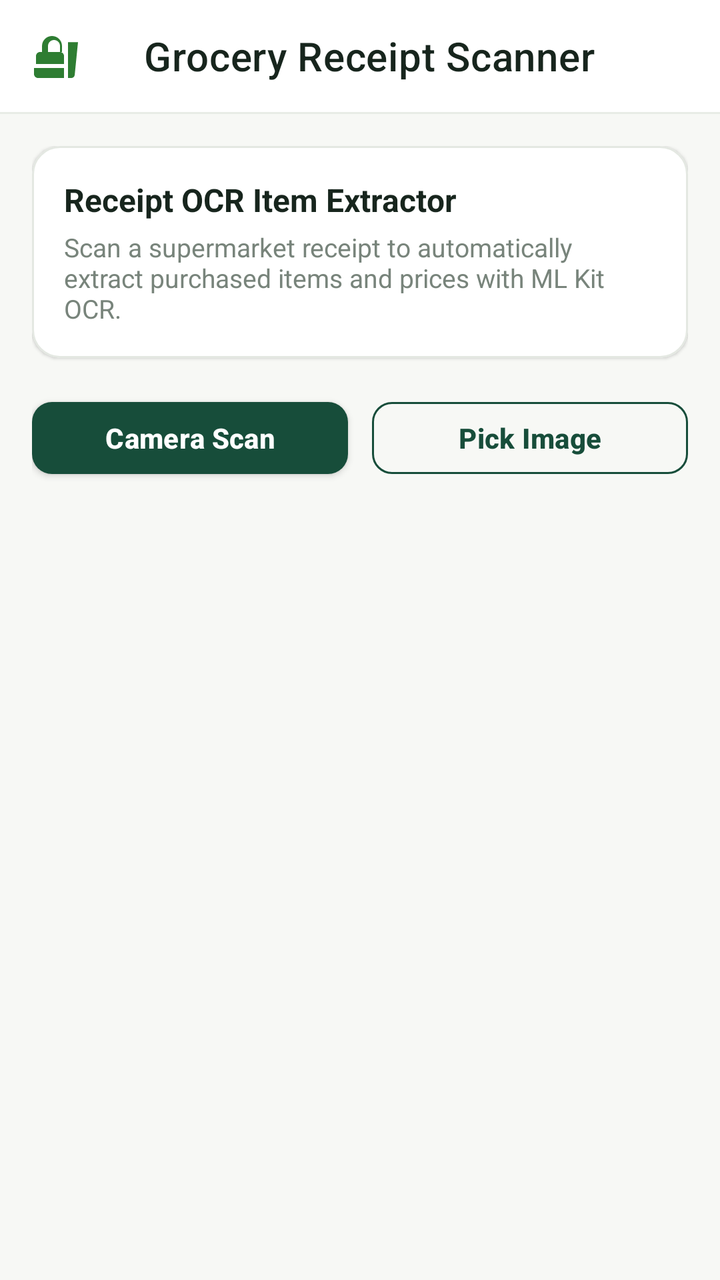
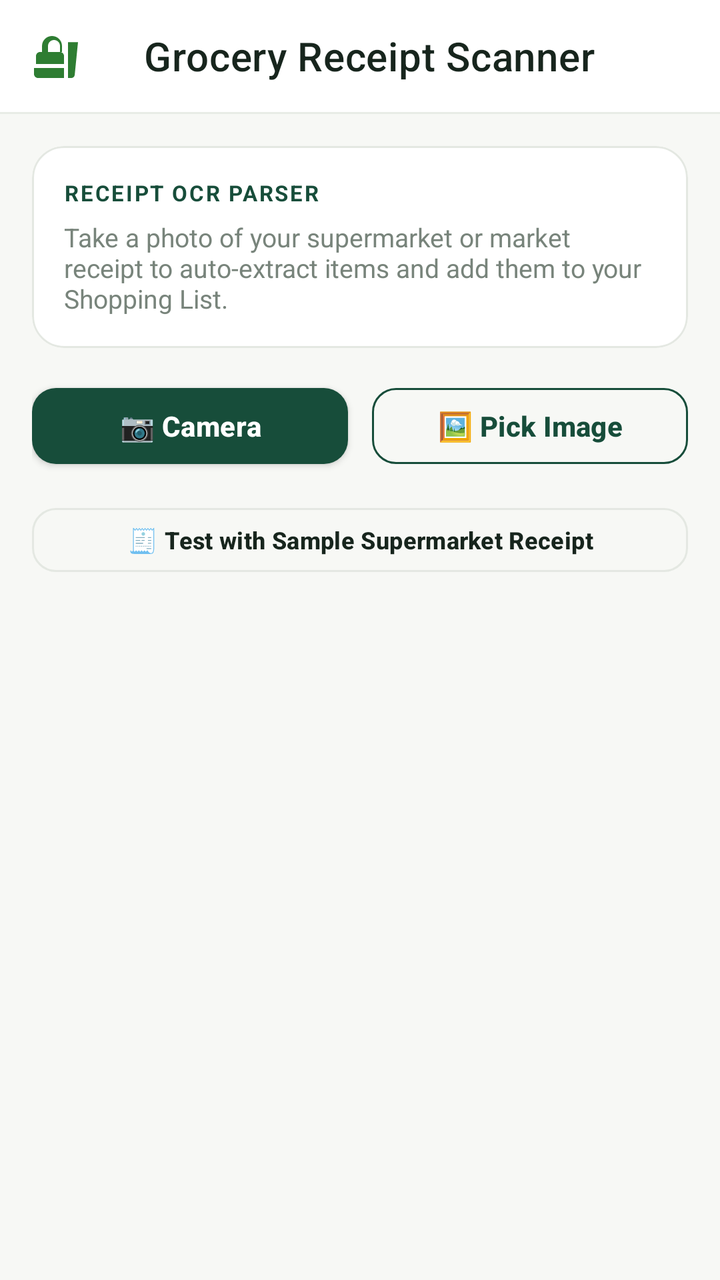

Compare the two renders of this Android layout. The source of the first and the diff that turns it into the second are given below.
<!-- AndroidManifest.xml: application theme Theme.FreshCheck -->
<!-- res/layout/activity_receipt_scanner.xml -->
<?xml version="1.0" encoding="utf-8"?>
<androidx.coordinatorlayout.widget.CoordinatorLayout
    xmlns:android="http://schemas.android.com/apk/res/android"
    xmlns:app="http://schemas.android.com/apk/res-auto"
    android:layout_width="match_parent"
    android:layout_height="match_parent"
    android:background="@color/background">

    <com.google.android.material.appbar.AppBarLayout
        android:layout_width="match_parent"
        android:layout_height="wrap_content"
        android:background="@color/surface"
        app:elevation="0dp">

        <androidx.appcompat.widget.Toolbar
            android:id="@+id/toolbar_receipt_scanner"
            android:layout_width="match_parent"
            android:layout_height="?attr/actionBarSize"
            android:background="@color/surface"
            app:title="Grocery Receipt Scanner"
            app:titleTextColor="@color/text_primary"
            app:navigationIcon="@drawable/ic_food" />

        <View
            android:layout_width="match_parent"
            android:layout_height="1dp"
            android:background="@color/divider" />
    </com.google.android.material.appbar.AppBarLayout>

    <androidx.core.widget.NestedScrollView
        android:layout_width="match_parent"
        android:layout_height="match_parent"
        android:fillViewport="true"
        app:layout_behavior="@string/appbar_scrolling_view_behavior">

        <LinearLayout
            android:layout_width="match_parent"
            android:layout_height="wrap_content"
            android:orientation="vertical"
            android:padding="16dp">

            
            <com.google.android.material.card.MaterialCardView
                android:layout_width="match_parent"
                android:layout_height="wrap_content"
                app:cardCornerRadius="14dp"
                app:cardElevation="1dp"
                app:strokeColor="@color/card_border"
                app:strokeWidth="1dp"
                app:cardBackgroundColor="@color/surface">

                <LinearLayout
                    android:layout_width="match_parent"
                    android:layout_height="wrap_content"
                    android:orientation="vertical"
                    android:padding="16dp">

                    <TextView
                        android:layout_width="wrap_content"
                        android:layout_height="wrap_content"
                        android:text="Receipt OCR Item Extractor"
                        android:textColor="@color/text_primary"
                        android:textSize="16sp"
                        android:textStyle="bold" />

                    <TextView
                        android:layout_width="match_parent"
                        android:layout_height="wrap_content"
                        android:layout_marginTop="4dp"
                        android:text="Scan a supermarket receipt to automatically extract purchased items and prices with ML Kit OCR."
                        android:textColor="@color/text_secondary"
                        android:textSize="13sp" />
                </LinearLayout>
            </com.google.android.material.card.MaterialCardView>

            
            <LinearLayout
                android:layout_width="match_parent"
                android:layout_height="wrap_content"
                android:layout_marginTop="16dp"
                android:orientation="horizontal">

                <com.google.android.material.button.MaterialButton
                    android:id="@+id/btn_scan_receipt_camera"
                    android:layout_width="0dp"
                    android:layout_height="48dp"
                    android:layout_weight="1"
                    android:layout_marginEnd="6dp"
                    android:text="Camera Scan"
                    android:textColor="@color/text_on_primary"
                    app:backgroundTint="@color/primary"
                    app:cornerRadius="10dp" />

                <com.google.android.material.button.MaterialButton
                    android:id="@+id/btn_scan_receipt_gallery"
                    style="@style/Widget.MaterialComponents.Button.OutlinedButton"
                    android:layout_width="0dp"
                    android:layout_height="48dp"
                    android:layout_weight="1"
                    android:layout_marginStart="6dp"
                    android:text="Pick Image"
                    android:textColor="@color/primary"
                    app:cornerRadius="10dp"
                    app:strokeColor="@color/primary" />
            </LinearLayout>

            <ProgressBar
                android:id="@+id/pb_receipt_ocr"
                style="?android:attr/progressBarStyleHorizontal"
                android:layout_width="match_parent"
                android:layout_height="wrap_content"
                android:layout_marginTop="12dp"
                android:indeterminate="true"
                android:visibility="gone" />

            
            <com.google.android.material.card.MaterialCardView
                android:id="@+id/card_receipt_results"
                android:layout_width="match_parent"
                android:layout_height="wrap_content"
                android:layout_marginTop="16dp"
                android:visibility="gone"
                app:cardCornerRadius="14dp"
                app:cardElevation="2dp"
                app:cardBackgroundColor="@color/surface">

                <LinearLayout
                    android:layout_width="match_parent"
                    android:layout_height="wrap_content"
                    android:orientation="vertical"
                    android:padding="16dp">

                    <TextView
                        android:layout_width="wrap_content"
                        android:layout_height="wrap_content"
                        android:text="Extracted Line Items (Verified):"
                        android:textColor="@color/primary"
                        android:textSize="14sp"
                        android:textStyle="bold" />

                    <TextView
                        android:id="@+id/tv_extracted_summary"
                        android:layout_width="match_parent"
                        android:layout_height="wrap_content"
                        android:layout_marginTop="8dp"
                        android:background="@drawable/bg_search_bar"
                        android:padding="12dp"
                        android:fontFamily="monospace"
                        android:text="No items extracted yet."
                        android:textColor="@color/text_primary"
                        android:textSize="13sp" />

                    <com.google.android.material.button.MaterialButton
                        android:id="@+id/btn_import_to_grocery"
                        android:layout_width="match_parent"
                        android:layout_height="48dp"
                        android:layout_marginTop="14dp"
                        android:text="Import Items into Grocery List"
                        android:textColor="@color/text_on_primary"
                        app:backgroundTint="@color/primary"
                        app:cornerRadius="10dp" />
                </LinearLayout>
            </com.google.android.material.card.MaterialCardView>

        </LinearLayout>
    </androidx.core.widget.NestedScrollView>
</androidx.coordinatorlayout.widget.CoordinatorLayout>
<!-- resources referenced by this layout -->
<resources>
  <color name="background">#F7F8F5</color>
  <color name="card_border">#E4E8E2</color>
  <color name="divider">#E8ECE6</color>
  <color name="primary">#174D3A</color>
  <color name="surface">#FFFFFF</color>
  <color name="text_on_primary">#FFFFFF</color>
  <color name="text_primary">#17251D</color>
  <color name="text_secondary">#78847B</color>
  <!-- drawable bg_search_bar (drawable) -->
  <?xml version="1.0" encoding="utf-8"?>
  <shape xmlns:android="http://schemas.android.com/apk/res/android"
      android:shape="rectangle">
      <corners android:radius="14dp" />
      <solid android:color="@color/surface_variant" />
      <stroke android:width="1dp" android:color="@color/card_border" />
  </shape>
  <!-- drawable ic_food (drawable) -->
  <vector xmlns:android="http://schemas.android.com/apk/res/android"
      android:width="24dp"
      android:height="24dp"
      android:viewportWidth="24"
      android:viewportHeight="24">
      <path
          android:fillColor="#FF2E7D32"
          android:pathData="M18.06,22.99h1.66c0.84,0 1.53,-0.64 1.63,-1.48L23,5.05h-5v17.94zM1,18v3c0,1.1 0.9,2 2,2h13v-5H1zm15,-8h-1V7c0,-2.76 -2.24,-5 -5,-5S5,4.24 5,7v3H4c-1.1,0 -2,0.9 -2,2v4h14v-4c0,-1.1 -0.9,-2 -2,-2zm-4,0H8V7c0,-1.66 1.34,-3 3,-3s3,1.34 3,3v3z"/>
  </vector>
  <style name="Theme.FreshCheck" parent="Theme.MaterialComponents.DayNight.NoActionBar">
          
          <item name="colorPrimary">@color/primary</item>
          <item name="colorPrimaryVariant">@color/primary_variant</item>
          <item name="colorOnPrimary">@color/text_on_primary</item>
          <item name="colorSecondary">@color/accent</item>
          <item name="colorSecondaryVariant">@color/primary_variant</item>
          <item name="colorOnSecondary">@color/text_on_primary</item>
  
          
          <item name="android:colorBackground">@color/background</item>
          <item name="colorSurface">@color/surface</item>
          <item name="colorOnSurface">@color/text_primary</item>
  
          
          <item name="android:statusBarColor">@color/background</item>
          <item name="android:windowLightStatusBar">true</item>
          <item name="android:navigationBarColor">@color/surface</item>
  
          
          <item name="cardViewStyle">@style/Widget.FreshCheck.CardView</item>
          <item name="materialButtonStyle">@style/Widget.FreshCheck.Button</item>
      </style>
  <color name="surface_variant">#EEF2EC</color>
  <color name="primary_variant">#24654D</color>
  <color name="accent">#3D8B65</color>
  <style name="Widget.FreshCheck.CardView" parent="Widget.MaterialComponents.CardView">
          <item name="cardCornerRadius">@dimen/corner_radius_card</item>
          <item name="cardElevation">@dimen/card_elevation</item>
          <item name="cardBackgroundColor">@color/card_background</item>
          <item name="strokeColor">@color/card_border</item>
          <item name="strokeWidth">1dp</item>
      </style>
  <style name="Widget.FreshCheck.Button" parent="Widget.MaterialComponents.Button">
          <item name="cornerRadius">@dimen/button_corner_radius</item>
          <item name="android:textAllCaps">false</item>
          <item name="android:textStyle">bold</item>
          <item name="android:textSize">14sp</item>
          <item name="android:letterSpacing">0.01</item>
          <item name="elevation">0dp</item>
      </style>
  <dimen name="corner_radius_card">16dp</dimen>
  <dimen name="card_elevation">1dp</dimen>
  <color name="card_background">#FFFFFF</color>
  <dimen name="button_corner_radius">12dp</dimen>
</resources>

<!-- the commit's change to res/layout/activity_receipt_scanner.xml (unified diff, before → after) -->
@@ -31,23 +31,26 @@
         android:layout_width="match_parent"
         android:layout_height="match_parent"
         android:fillViewport="true"
+        android:clipToPadding="false"
+        android:paddingBottom="40dp"
         app:layout_behavior="@string/appbar_scrolling_view_behavior">
 
         <LinearLayout
             android:layout_width="match_parent"
             android:layout_height="wrap_content"
             android:orientation="vertical"
-            android:padding="16dp">
+            android:paddingHorizontal="16dp"
+            android:paddingTop="16dp">
 
             
             <com.google.android.material.card.MaterialCardView
                 android:layout_width="match_parent"
                 android:layout_height="wrap_content"
-                app:cardCornerRadius="14dp"
-                app:cardElevation="1dp"
+                app:cardCornerRadius="16dp"
+                app:cardElevation="0dp"
                 app:strokeColor="@color/card_border"
                 app:strokeWidth="1dp"
-                app:cardBackgroundColor="@color/surface">
+                app:cardBackgroundColor="@color/card_background">
 
                 <LinearLayout
                     android:layout_width="match_parent"
@@ -58,16 +61,17 @@
                     <TextView
                         android:layout_width="wrap_content"
                         android:layout_height="wrap_content"
-                        android:text="Receipt OCR Item Extractor"
-                        android:textColor="@color/text_primary"
-                        android:textSize="16sp"
-                        android:textStyle="bold" />
+                        android:text="RECEIPT OCR PARSER"
+                        android:textColor="@color/primary"
+                        android:textSize="11sp"
+                        android:textStyle="bold"
+                        android:letterSpacing="0.08" />
 
                     <TextView
                         android:layout_width="match_parent"
                         android:layout_height="wrap_content"
-                        android:layout_marginTop="4dp"
-                        android:text="Scan a supermarket receipt to automatically extract purchased items and prices with ML Kit OCR."
+                        android:layout_marginTop="6dp"
+                        android:text="Take a photo of your supermarket or market receipt to auto-extract items and add them to your Shopping List."
                         android:textColor="@color/text_secondary"
                         android:textSize="13sp" />
                 </LinearLayout>
@@ -77,39 +81,53 @@
             <LinearLayout
                 android:layout_width="match_parent"
                 android:layout_height="wrap_content"
-                android:layout_marginTop="16dp"
+                android:layout_marginTop="14dp"
                 android:orientation="horizontal">
 
                 <com.google.android.material.button.MaterialButton
                     android:id="@+id/btn_scan_receipt_camera"
                     android:layout_width="0dp"
-                    android:layout_height="48dp"
+                    android:layout_height="50dp"
                     android:layout_weight="1"
                     android:layout_marginEnd="6dp"
-                    android:text="Camera Scan"
+                    android:text="📷 Camera"
                     android:textColor="@color/text_on_primary"
                     app:backgroundTint="@color/primary"
-                    app:cornerRadius="10dp" />
+                    app:cornerRadius="12dp"
+                    app:elevation="0dp" />
 
                 <com.google.android.material.button.MaterialButton
                     android:id="@+id/btn_scan_receipt_gallery"
                     style="@style/Widget.MaterialComponents.Button.OutlinedButton"
                     android:layout_width="0dp"
-                    android:layout_height="48dp"
+                    android:layout_height="50dp"
                     android:layout_weight="1"
                     android:layout_marginStart="6dp"
-                    android:text="Pick Image"
+                    android:text="🖼️ Pick Image"
                     android:textColor="@color/primary"
-                    app:cornerRadius="10dp"
+                    app:cornerRadius="12dp"
                     app:strokeColor="@color/primary" />
             </LinearLayout>
+
+            
+            <com.google.android.material.button.MaterialButton
+                android:id="@+id/btn_sample_receipt"
+                style="@style/Widget.MaterialComponents.Button.OutlinedButton"
+                android:layout_width="match_parent"
+                android:layout_height="44dp"
+                android:layout_marginTop="10dp"
+                android:text="🧾 Test with Sample Supermarket Receipt"
+                android:textColor="@color/text_primary"
+                android:textSize="12sp"
+                app:cornerRadius="12dp"
+                app:strokeColor="@color/card_border" />
 
             <ProgressBar
                 android:id="@+id/pb_receipt_ocr"
                 style="?android:attr/progressBarStyleHorizontal"
                 android:layout_width="match_parent"
-                android:layout_height="wrap_content"
-                android:layout_marginTop="12dp"
+                android:layout_height="4dp"
+                android:layout_marginTop="14dp"
                 android:indeterminate="true"
                 android:visibility="gone" />
 
@@ -120,31 +138,34 @@
                 android:layout_height="wrap_content"
                 android:layout_marginTop="16dp"
                 android:visibility="gone"
-                app:cardCornerRadius="14dp"
-                app:cardElevation="2dp"
-                app:cardBackgroundColor="@color/surface">
+                app:cardCornerRadius="16dp"
+                app:cardElevation="0dp"
+                app:strokeColor="@color/primary"
+                app:strokeWidth="1dp"
+                app:cardBackgroundColor="@color/card_background">
 
                 <LinearLayout
                     android:layout_width="match_parent"
                     android:layout_height="wrap_content"
                     android:orientation="vertical"
-                    android:padding="16dp">
+                    android:padding="18dp">
 
                     <TextView
                         android:layout_width="wrap_content"
                         android:layout_height="wrap_content"
-                        android:text="Extracted Line Items (Verified):"
+                        android:text="EXTRACTED LINE ITEMS (OCR VERIFIED)"
                         android:textColor="@color/primary"
-                        android:textSize="14sp"
-                        android:textStyle="bold" />
+                        android:textSize="11sp"
+                        android:textStyle="bold"
+                        android:letterSpacing="0.08" />
 
                     <TextView
                         android:id="@+id/tv_extracted_summary"
                         android:layout_width="match_parent"
                         android:layout_height="wrap_content"
-                        android:layout_marginTop="8dp"
+                        android:layout_marginTop="10dp"
                         android:background="@drawable/bg_search_bar"
-                        android:padding="12dp"
+                        android:padding="14dp"
                         android:fontFamily="monospace"
                         android:text="No items extracted yet."
                         android:textColor="@color/text_primary"
@@ -153,12 +174,13 @@
                     <com.google.android.material.button.MaterialButton
                         android:id="@+id/btn_import_to_grocery"
                         android:layout_width="match_parent"
-                        android:layout_height="48dp"
-                        android:layout_marginTop="14dp"
+                        android:layout_height="50dp"
+                        android:layout_marginTop="16dp"
                         android:text="Import Items into Grocery List"
                         android:textColor="@color/text_on_primary"
                         app:backgroundTint="@color/primary"
-                        app:cornerRadius="10dp" />
+                        app:cornerRadius="12dp"
+                        app:elevation="0dp" />
                 </LinearLayout>
             </com.google.android.material.card.MaterialCardView>
 
